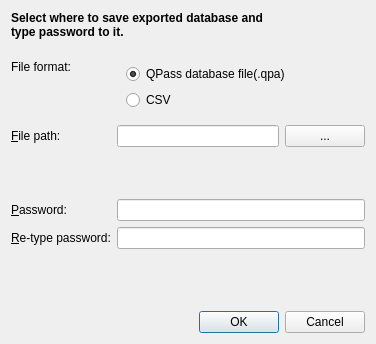
First picture: the form in dialogs/DatabaseExportDialog.ui, repository veaceslav/qpass-qt5, before the edit.
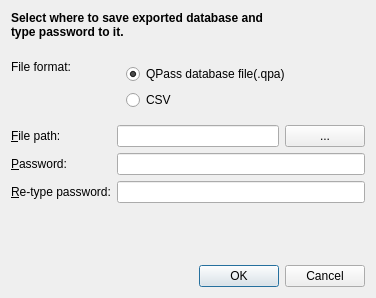
Second picture: the form after the edit.

Commit message: Some polish to DatabaseExportDialog

```diff
--- a/dialogs/DatabaseExportDialog.ui
+++ b/dialogs/DatabaseExportDialog.ui
@@ -7,7 +7,7 @@
     <x>0</x>
     <y>0</y>
     <width>376</width>
-    <height>344</height>
+    <height>298</height>
    </rect>
   </property>
   <property name="windowTitle">
@@ -33,6 +33,9 @@
    </item>
    <item>
     <layout class="QFormLayout" name="formLayout_3">
+     <property name="fieldGrowthPolicy">
+      <enum>QFormLayout::AllNonFixedFieldsGrow</enum>
+     </property>
      <property name="labelAlignment">
       <set>Qt::AlignLeading|Qt::AlignLeft|Qt::AlignVCenter</set>
      </property>
@@ -75,23 +78,7 @@
        </layout>
       </widget>
      </item>
-     <item row="2" column="1">
-      <spacer name="verticalSpacer">
-       <property name="orientation">
-        <enum>Qt::Vertical</enum>
-       </property>
-       <property name="sizeType">
-        <enum>QSizePolicy::Fixed</enum>
-       </property>
-       <property name="sizeHint" stdset="0">
-        <size>
-         <width>20</width>
-         <height>40</height>
-        </size>
-       </property>
-      </spacer>
-     </item>
-     <item row="3" column="0">
+     <item row="2" column="0">
       <widget class="QLabel" name="label_2">
        <property name="text">
         <string>&amp;Password:</string>
@@ -101,7 +88,14 @@
        </property>
       </widget>
      </item>
-     <item row="4" column="0">
+     <item row="2" column="1">
+      <widget class="QLineEdit" name="passwordEdit1">
+       <property name="echoMode">
+        <enum>QLineEdit::Password</enum>
+       </property>
+      </widget>
+     </item>
+     <item row="3" column="0">
       <widget class="QLabel" name="label_3">
        <property name="text">
         <string>&amp;Re-type password:</string>
@@ -112,13 +106,6 @@
       </widget>
      </item>
      <item row="3" column="1">
-      <widget class="QLineEdit" name="passwordEdit1">
-       <property name="echoMode">
-        <enum>QLineEdit::Password</enum>
-       </property>
-      </widget>
-     </item>
-     <item row="4" column="1">
       <widget class="QLineEdit" name="passwordEdit2">
        <property name="echoMode">
         <enum>QLineEdit::Password</enum>
```
Left out of the diff: 60 changed lines with no effect on the pictures. The commit also changes 1 other file.
